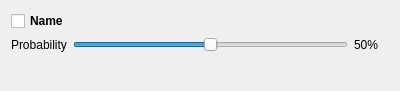
GeneCraft/GeneCraft-Project, file src/genelab/core/ui/widgets/experiments/simpleprobabilitycontroller.ui: the form before one commit.
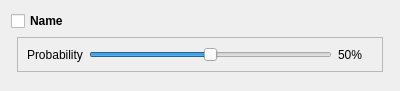
The form after the commit.

```diff
--- a/src/genelab/core/ui/widgets/experiments/simpleprobabilitycontroller.ui
+++ b/src/genelab/core/ui/widgets/experiments/simpleprobabilitycontroller.ui
@@ -27,14 +27,23 @@
      </property>
     </widget>
    </item>
-   <item row="1" column="0">
+   <item row="1" column="1">
+    <widget class="QFrame" name="fForm">
+     <property name="frameShape">
+      <enum>QFrame::StyledPanel</enum>
+     </property>
+     <property name="frameShadow">
+      <enum>QFrame::Raised</enum>
+     </property>
+     <layout class="QGridLayout" name="gridLayout_2">
+      <item row="0" column="0">
     <widget class="QLabel" name="label">
      <property name="text">
       <string>Probability</string>
      </property>
     </widget>
    </item>
-   <item row="1" column="1">
+      <item row="0" column="1">
     <widget class="QSlider" name="sProbability">
      <property name="maximum">
       <number>1000</number>
@@ -50,7 +59,7 @@
      </property>
     </widget>
    </item>
-   <item row="1" column="2">
+      <item row="0" column="2">
     <widget class="QLabel" name="lProbabilty">
      <property name="minimumSize">
       <size>
@@ -63,7 +72,10 @@
      </property>
     </widget>
    </item>
-   <item row="2" column="0">
+     </layout>
+    </widget>
+   </item>
+   <item row="2" column="1">
     <spacer name="verticalSpacer_3">
      <property name="orientation">
       <enum>Qt::Vertical</enum>
```
Lines whose indentation alone changed are shown as unchanged.
